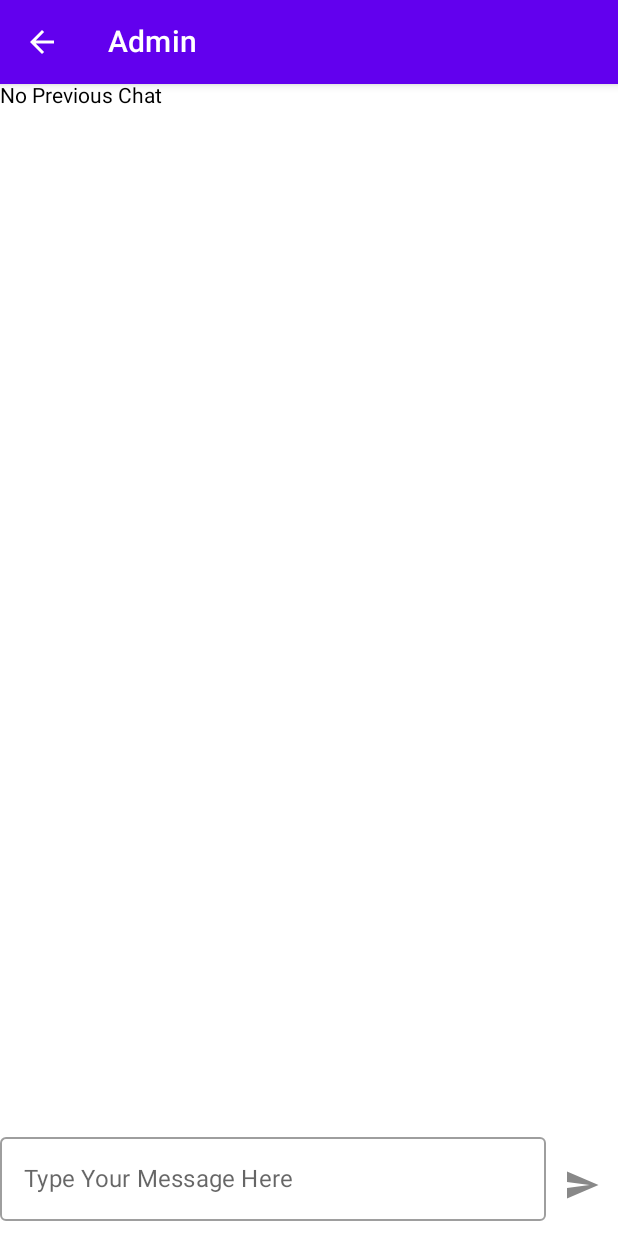
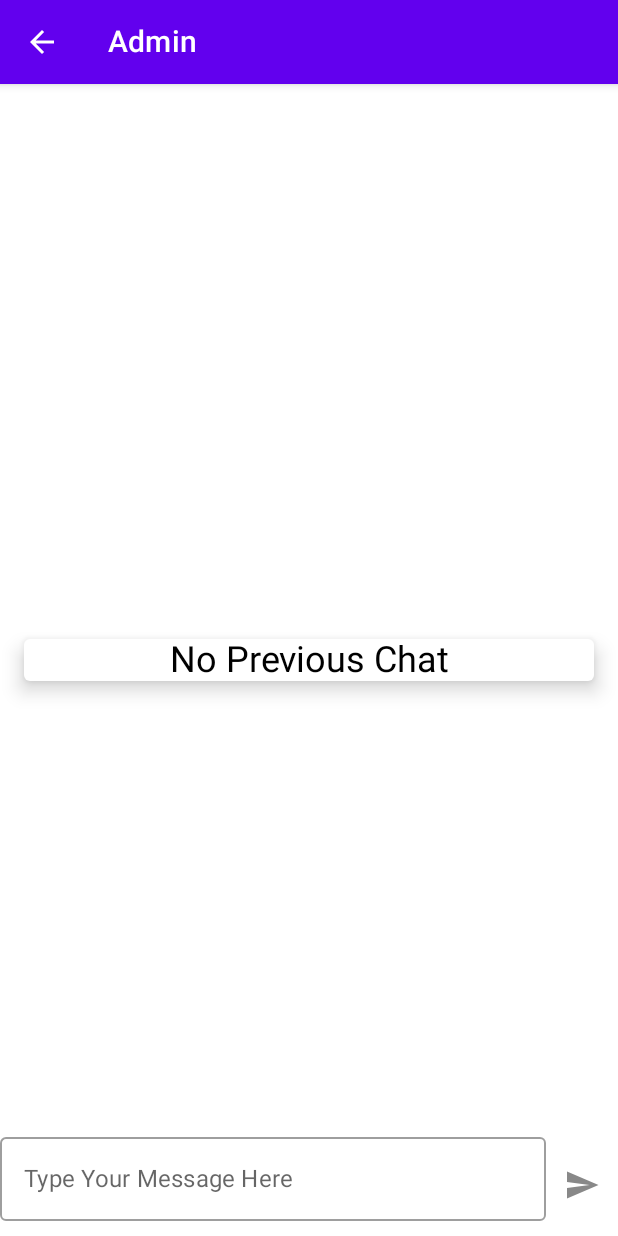
Before and after one commit to yash2107/ChatApp, an Android app built with Jetpack Compose: the ChatRoomScreen screen opened through its navigation route, on a phone screen of 412 x 824 dp. Run offline under Robolectric (Android 15) with nearby library versions, the phone set to English and light mode, and no system bars; our stand-ins replace Room's generated code.

Commit message:
Made the Theme in Purple. Next version in Blue theme

```diff
--- a/app/src/main/java/com/example/postapipractise/ChatRoom/ChatArea/ChatRoomScreen.kt
+++ b/app/src/main/java/com/example/postapipractise/ChatRoom/ChatArea/ChatRoomScreen.kt
@@ -22,15 +22,16 @@ import androidx.compose.ui.draw.clip
 import androidx.compose.ui.graphics.Brush
 import androidx.compose.ui.graphics.Color
 import androidx.compose.ui.platform.LocalContext
+import androidx.compose.ui.text.style.TextAlign
 import androidx.compose.ui.unit.dp
+import androidx.compose.ui.unit.sp
 import androidx.navigation.NavController
 import com.example.postapipractise.WebSocket.ChatWebSocket
 import com.example.postapipractise.Login.ViewModel.LoadingView
 import com.example.postapipractise.Login.ViewModel.LoginViewModel
 import com.example.postapipractise.Message.MessageModel.MessageDataClass
 import com.example.postapipractise.TypingStatus.TypingModel
-import com.example.postapipractise.ui.theme.Purple500
-import com.example.postapipractise.ui.theme.senderColor
+import com.example.postapipractise.ui.theme.*
 import retrofit2.Call
 import retrofit2.Callback
 import retrofit2.Response
@@ -86,7 +87,7 @@ fun ChatRoomScreen(navController: NavController,loginViewModel: LoginViewModel,c
                         brush = Brush.verticalGradient(
                             listOf(Color.White, Purple500),
                             startY = 1000f,
-                            endY = 4500f
+                            endY = 4000f
                         )
                     ),
                 reverseLayout = true
@@ -191,7 +192,12 @@ fun ChatRoomScreen(navController: NavController,loginViewModel: LoginViewModel,c
             }
         }
         else{
-            Text(text = "No Previous Chat")
+            Box(modifier = Modifier.fillMaxSize(1f), contentAlignment = Alignment.Center) {
+                Card(modifier = Modifier.padding(16.dp), elevation = 8.dp) {
+                    Text(text = "No Previous Chat", fontSize = 24.sp, textAlign = TextAlign.Center, modifier = Modifier.fillMaxWidth())
+                }
+            }
+
         }
 
         Row(
@@ -208,7 +214,12 @@ fun ChatRoomScreen(navController: NavController,loginViewModel: LoginViewModel,c
                     IsTypingHelpingFunction(ctx,loginViewModel)
                 },
                 modifier = Modifier.weight(1f),
-                placeholder = { Text(text = "Type Your Message Here") }
+                placeholder = { Text(text = "Type Your Message Here") },
+                colors = TextFieldDefaults.outlinedTextFieldColors(
+                    focusedLabelColor = Color.Magenta,
+                    focusedBorderColor = Purple500,
+                    cursorColor = Purple500
+                )
             )
             IconButton(
                 onClick = {
@@ -228,7 +239,7 @@ fun ChatRoomScreen(navController: NavController,loginViewModel: LoginViewModel,c
                 Icon(
                     imageVector = Icons.Filled.Send,
                     contentDescription = "",
-                    tint = if (isTextFieldEmpty) Color.Gray else Color.Blue // Change the icon color based on whether the text field is empty or not
+                    tint = if (isTextFieldEmpty) Color.Gray else Purple500 // Change the icon color based on whether the text field is empty or not
                 )
             }
         }
--- a/app/src/main/java/com/example/postapipractise/Login/LoginScreen/LoginScreen.kt
+++ b/app/src/main/java/com/example/postapipractise/Login/LoginScreen/LoginScreen.kt
@@ -171,6 +171,7 @@ fun LoginScreen(navController:NavController,loginViewModel: LoginViewModel,share
                             backgroundColor = Purple700,
                             contentColor = Color.White
                         ),
+
                         onClick = {
                             loginViewModel.isLoading.value = true
                             getDetails(ctx,Username.value,Password.value,result,secret,navController,loginViewModel,sharedPreferences)
--- a/app/src/main/java/com/example/postapipractise/Login/ViewModel/LoginViewModel.kt
+++ b/app/src/main/java/com/example/postapipractise/Login/ViewModel/LoginViewModel.kt
@@ -120,7 +120,7 @@ fun LoadingView() {
         contentAlignment = Alignment.Center,
         modifier = Modifier
             .fillMaxSize()
-            .padding(top = 500.dp)
+//            .padding(top = 500.dp)
     ) {
         CircularProgressIndicator(color = MaterialTheme.colors.primary)
     }
--- a/app/src/main/java/com/example/postapipractise/MainActivity.kt
+++ b/app/src/main/java/com/example/postapipractise/MainActivity.kt
@@ -5,6 +5,7 @@ import android.content.Context
 import android.content.SharedPreferences
 import android.os.Build
 import android.os.Bundle
+import android.view.WindowManager
 import androidx.activity.ComponentActivity
 import androidx.activity.compose.setContent
 import androidx.activity.viewModels
@@ -31,6 +32,7 @@ class MainActivity : ComponentActivity() {
     @SuppressLint("UnusedMaterialScaffoldPaddingParameter")
     override fun onCreate(savedInstanceState: Bundle?) {
         super.onCreate(savedInstanceState)
+//        window.setSoftInputMode(WindowManager.LayoutParams.SOFT_INPUT_ADJUST_NOTHING)
         setContent {
             sharedPreferences = getSharedPreferences("UserDetails", Context.MODE_PRIVATE)
             val username = remember {
```
Also changed, not shown: app/src/main/java/com/example/postapipractise/ChatRoom/ChatHistory/History.kt (+26 -13 lines), app/src/main/java/com/example/postapipractise/ui/theme/Color.kt (+8 -0 lines).
